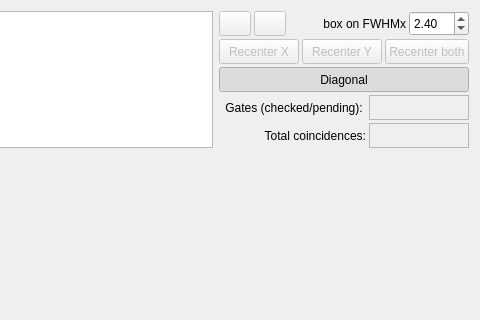
First picture: the form in gui/analysis/form_integration2d.ui, repository usnistgov/qpx-gamma, before the edit; both pictures show x 623 to 1103 and y 0 to 320 of the 1103 by 783 pixel window.
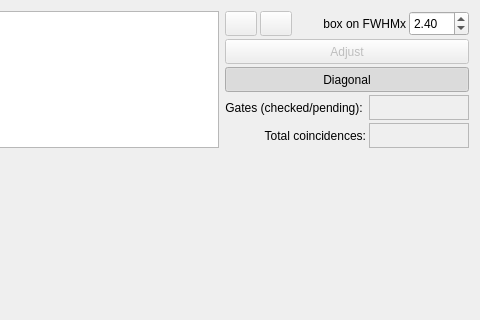
Second picture: the form after the edit. Icons and pictures are not drawn. Custom widgets are drawn as their Qt base class.

```diff
--- a/gui/analysis/form_integration2d.ui
+++ b/gui/analysis/form_integration2d.ui
@@ -237,51 +237,7 @@
             </size>
            </property>
            <property name="text">
-            <string>Recenter X</string>
-           </property>
-          </widget>
-         </item>
-         <item>
-          <widget class="QPushButton" name="pushCentroidY">
-           <property name="enabled">
-            <bool>false</bool>
-           </property>
-           <property name="minimumSize">
-            <size>
-             <width>0</width>
-             <height>25</height>
-            </size>
-           </property>
-           <property name="maximumSize">
-            <size>
-             <width>16777215</width>
-             <height>25</height>
-            </size>
-           </property>
-           <property name="text">
-            <string>Recenter Y</string>
-           </property>
-          </widget>
-         </item>
-         <item>
-          <widget class="QPushButton" name="pushCentroidXY">
-           <property name="enabled">
-            <bool>false</bool>
-           </property>
-           <property name="minimumSize">
-            <size>
-             <width>0</width>
-             <height>25</height>
-            </size>
-           </property>
-           <property name="maximumSize">
-            <size>
-             <width>16777215</width>
-             <height>25</height>
-            </size>
-           </property>
-           <property name="text">
-            <string>Recenter both</string>
+            <string>Adjust</string>
            </property>
           </widget>
          </item>
```
Left out of the diff: 2 changed lines with no effect on the pictures.
